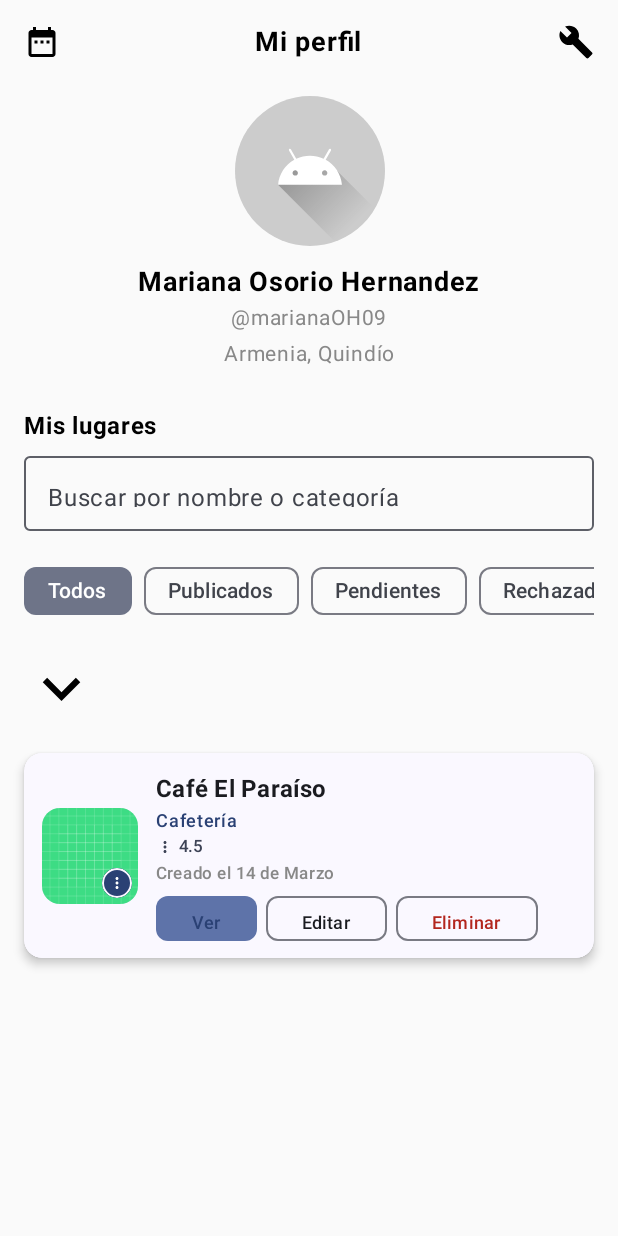
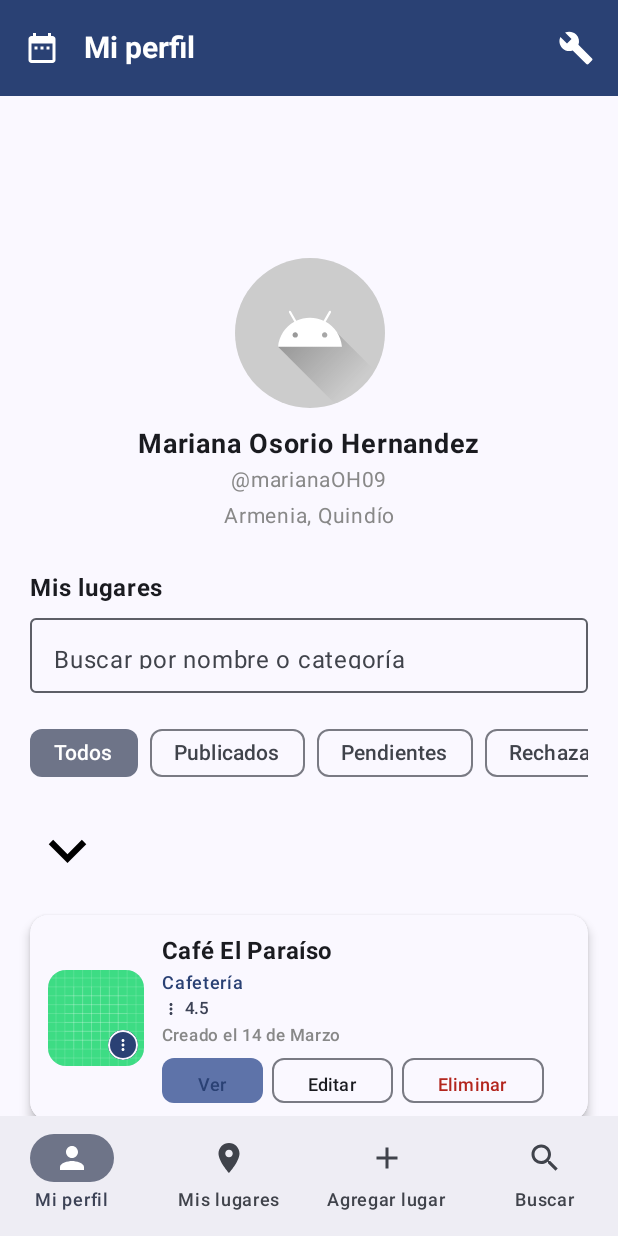
Before and after one commit to dvdm12/unilocal, an Android app built with Jetpack Compose: the NavHomeUser screen opened through its navigation route, on a phone screen of 412 x 824 dp. Run offline under Robolectric (Android 15) with nearby library versions, the phone set to English and light mode, and no system bars.

Commit message:
i've completed navigation on user screens

```diff
--- /dev/null
+++ b/app/src/main/java/com/example/unilocal/ui/components/users/BottomNavBar.kt
@@ -0,0 +1,45 @@
+package com.example.unilocal.ui.components.users
+
+import androidx.compose.material3.*
+import androidx.compose.runtime.Composable
+import androidx.compose.ui.res.stringResource
+import androidx.compose.ui.tooling.preview.Preview
+import com.example.unilocal.ui.screens.user.nav.NavBarItem
+import com.example.unilocal.ui.screens.user.tabs.UserNavItem
+
+@Composable
+fun <T : NavBarItem> BottomNavBar(
+    items: List<T>,
+    selectedRoute: String,
+    onNavigate: (String) -> Unit
+) {
+    NavigationBar {
+        items.forEach { item ->
+            NavigationBarItem(
+                selected = selectedRoute == item.route,
+                onClick = { onNavigate(item.route) },
+                icon = {
+                    Icon(
+                        imageVector = item.icon,
+                        contentDescription = stringResource(id = item.labelRes)
+                    )
+                },
+                label = {
+                    Text(text = stringResource(id = item.labelRes))
+                }
+            )
+        }
+    }
+}
+
+
+@Preview(showBackground = true)
+@Composable
+fun BottomNavBarPreview() {
+    val items: List<UserNavItem> = UserNavItem.entries.toList()
+    BottomNavBar(
+        items = items,
+        selectedRoute = UserNavItem.HOME.route,
+        onNavigate = {}
+    )
+}
--- a/app/src/main/java/com/example/unilocal/ui/screens/Navigation.kt
+++ b/app/src/main/java/com/example/unilocal/ui/screens/Navigation.kt
@@ -5,7 +5,7 @@ import androidx.navigation.compose.NavHost
 import androidx.navigation.compose.composable
 import androidx.navigation.compose.rememberNavController
 import com.example.unilocal.ui.config.RouteScreen
-import com.example.unilocal.ui.screens.user.HomeUser
+import com.example.unilocal.ui.screens.user.NavHomeUser
 
 
 @Composable
@@ -38,7 +38,7 @@ fun Navigation() {
         }
 
         composable<RouteScreen.HomeUser>{
-            HomeUser() // Show User screen
+            NavHomeUser() // Show User screen
         }
     }
 }
--- a/app/src/main/java/com/example/unilocal/ui/screens/user/HomeUser.kt
+++ /dev/null
@@ -1,144 +0,0 @@
-package com.example.unilocal.ui.screens.user
-
-import androidx.compose.foundation.Image
-import androidx.compose.foundation.background
-import androidx.compose.foundation.layout.*
-import androidx.compose.foundation.layout.Arrangement
-import androidx.compose.foundation.lazy.LazyRow
-import androidx.compose.foundation.lazy.items
-import androidx.compose.foundation.rememberScrollState
-import androidx.compose.foundation.shape.CircleShape
-import androidx.compose.foundation.verticalScroll
-import androidx.compose.material.icons.Icons
-import androidx.compose.material.icons.filled.Build
-import androidx.compose.material.icons.filled.DateRange
-import androidx.compose.material.icons.filled.KeyboardArrowDown
-import androidx.compose.material3.*
-import androidx.compose.runtime.*
-import androidx.compose.ui.Alignment
-import androidx.compose.ui.Modifier
-import androidx.compose.ui.draw.clip
-import androidx.compose.ui.graphics.Color
-import androidx.compose.ui.layout.ContentScale
-import androidx.compose.ui.res.painterResource
-import androidx.compose.ui.res.stringResource
-import androidx.compose.ui.text.font.FontWeight
-import androidx.compose.ui.unit.dp
-import androidx.compose.ui.unit.sp
-import androidx.compose.ui.tooling.preview.Preview
-import com.example.unilocal.R
-
-@Composable
-fun HomeUser() {
-    val scrollState = rememberScrollState()
-    val filters = listOf(
-        stringResource(R.string.filter_all),
-        stringResource(R.string.filter_published),
-        stringResource(R.string.filter_pending),
-        stringResource(R.string.filter_rejected)
-    )
-    var selectedFilter by remember { mutableStateOf(filters[0]) }
-
-    Column(
-        modifier = Modifier
-            .fillMaxSize()
-            .verticalScroll(scrollState)
-            .padding(16.dp)
-    ) {
-
-        // Header
-        Row(
-            modifier = Modifier.fillMaxWidth(),
-            horizontalArrangement = Arrangement.SpaceBetween,
-            verticalAlignment = Alignment.CenterVertically
-        ) {
-            Icon(imageVector = Icons.Default.DateRange, contentDescription = stringResource(R.string.back_content_desc))
-            Text(text = stringResource(R.string.profile_title), fontWeight = FontWeight.Bold, fontSize = 18.sp)
-            Icon(imageVector = Icons.Default.Build, contentDescription = stringResource(R.string.settings_content_desc))
-        }
-
-        Spacer(modifier = Modifier.height(24.dp))
-
-        // Profile
-        Row(modifier = Modifier.fillMaxWidth(), horizontalArrangement = Arrangement.Center) {
-            Column(horizontalAlignment = Alignment.CenterHorizontally) {
-                Image(
-                    painter = painterResource(id = R.drawable.ic_launcher_foreground),
-                    contentDescription = stringResource(R.string.user_avatar_desc),
-                    contentScale = ContentScale.Crop,
-                    modifier = Modifier
-                        .size(100.dp)
-                        .clip(CircleShape)
-                        .background(Color.LightGray)
-                )
-                Spacer(modifier = Modifier.height(12.dp))
-                Text(stringResource(R.string.user_full_name), fontWeight = FontWeight.Bold, fontSize = 18.sp)
-                Text(stringResource(R.string.user_username), color = Color.Gray, fontSize = 14.sp)
-                Text(stringResource(R.string.user_location), color = Color.Gray, fontSize = 14.sp)
-            }
-        }
-
-        Spacer(modifier = Modifier.height(24.dp))
-
-        // Section Title
-        Text(stringResource(R.string.my_places), fontWeight = FontWeight.Bold, fontSize = 16.sp)
-
-        Spacer(modifier = Modifier.height(8.dp))
-
-        // Search bar (simulada)
-        OutlinedTextField(
-            value = "",
-            onValueChange = {},
-            placeholder = { Text(stringResource(R.string.search_placeholder)) },
-            modifier = Modifier
-                .fillMaxWidth()
-                .height(50.dp)
-        )
-
-        Spacer(modifier = Modifier.height(16.dp))
-
-        // Filtros
-        LazyRow(horizontalArrangement = Arrangement.spacedBy(8.dp)) {
-            items(filters) { filter ->
-                FilterChip(
-                    selected = selectedFilter == filter,
-                    onClick = { selectedFilter = filter },
-                    label = { Text(filter) }
-                )
-            }
-        }
-
-        Spacer(modifier = Modifier.height(16.dp))
-
-        // Ordenar
-        Row(
-            modifier = Modifier.fillMaxWidth(),
-            horizontalArrangement = Arrangement.Absolute.Left
-        ) {
-            Icon(
-                imageVector = Icons.Default.KeyboardArrowDown, // Cambiar por ícono de filtro
-                contentDescription = stringResource(R.string.sort_content_desc),
-                modifier = Modifier.size(50.dp),
-                tint= Color.Black
-            )
-        }
-
-        Spacer(modifier = Modifier.height(12.dp))
-
-        // Lugar listado
-        PlaceCard(
-            date = stringResource(R.string.play_card_message),
-            name = stringResource(R.string.place_name),
-            category = stringResource(R.string.place_category),
-            rating = 4.5f,
-            imageRes = R.drawable.ic_launcher_background
-        )
-    }
-}
-
-
-@Preview(showBackground = true)
-@Composable
-fun HomeUserPreview() {
-    HomeUser()
-}
--- /dev/null
+++ b/app/src/main/java/com/example/unilocal/ui/screens/user/NavHomeUser.kt
@@ -0,0 +1,50 @@
+package com.example.unilocal.ui.screens.user
+
+import androidx.compose.foundation.layout.padding
+import androidx.compose.material3.*
+import androidx.compose.runtime.Composable
+import androidx.navigation.compose.rememberNavController
+import androidx.compose.ui.Modifier
+import androidx.compose.ui.tooling.preview.Preview
+import com.example.unilocal.ui.components.users.BottomNavBar
+import com.example.unilocal.ui.screens.user.nav.UserNavigation
+import com.example.unilocal.ui.screens.user.nav.rememberCurrentRoute
+import com.example.unilocal.ui.screens.user.tabs.UserNavItem
+
+@Composable
+fun NavHomeUser() {
+    val navController = rememberNavController()
+    val currentRoute = rememberCurrentRoute(navController)
+
+    Scaffold(
+        bottomBar = {
+            BottomNavBar(
+                items = UserNavItem.entries.toList(),
+                selectedRoute = currentRoute ?: UserNavItem.HOME.route,
+                onNavigate = { route ->
+                    if (route != currentRoute) {
+                        navController.navigate(route) {
+                            popUpTo(navController.graph.startDestinationId) {
+                                saveState = true
+                            }
+                            launchSingleTop = true
+                            restoreState = true
+                        }
+                    }
+                }
+            )
+        }
+    ) { innerPadding ->
+        UserNavigation(
+            navController = navController,
+            startDestination = UserNavItem.HOME.route,
+            modifier = Modifier.padding(innerPadding)
+        )
+    }
+}
+
+@Preview(showBackground = true)
+@Composable
+fun UserScreenPreview() {
+    NavHomeUser()
+}
--- /dev/null
+++ b/app/src/main/java/com/example/unilocal/ui/screens/user/nav/NavBarItem.kt
@@ -0,0 +1,9 @@
+package com.example.unilocal.ui.screens.user.nav
+
+import androidx.compose.ui.graphics.vector.ImageVector
+
+interface NavBarItem {
+    val route: String
+    val icon: ImageVector
+    val labelRes: Int
+}
--- a/app/src/main/java/com/example/unilocal/ui/screens/user/nav/UserNavigation.kt
+++ b/app/src/main/java/com/example/unilocal/ui/screens/user/nav/UserNavigation.kt
@@ -1,40 +1,42 @@
 package com.example.unilocal.ui.screens.user.nav
 
 import androidx.compose.runtime.Composable
+import androidx.compose.ui.Modifier
 import androidx.navigation.NavHostController
 import androidx.navigation.compose.NavHost
 import androidx.navigation.compose.composable
 import androidx.navigation.compose.currentBackStackEntryAsState
-import com.example.unilocal.ui.config.RouteTab
-import com.example.unilocal.ui.screens.user.*
+import com.example.unilocal.ui.screens.user.tabs.HomeUser
 import com.example.unilocal.ui.screens.user.tabs.AddPlace
 import com.example.unilocal.ui.screens.user.tabs.MyPlaces
 import com.example.unilocal.ui.screens.user.tabs.SearchPlace
+import com.example.unilocal.ui.screens.user.tabs.UserNavItem
 
 @Composable
 fun UserNavigation(
+    modifier: Modifier = Modifier,
     navController: NavHostController,
-    startDestination: RouteTab
+    startDestination: String = UserNavItem.HOME.route
 ) {
     NavHost(
         navController = navController,
-        startDestination = startDestination
+        startDestination = startDestination,
+        modifier = modifier
     ) {
-        composable<RouteTab.HomeUser> {
+        composable(UserNavItem.HOME.route) {
             HomeUser()
         }
-        composable<RouteTab.Places> {
+        composable(UserNavItem.MY_PLACES.route) {
             MyPlaces()
         }
-        composable<RouteTab.AddPlace> {
+        composable(UserNavItem.ADD.route) {
             AddPlace()
         }
-        composable<RouteTab.SearchPlace> {
+        composable(UserNavItem.SEARCH.route) {
             SearchPlace()
         }
     }
 }
-
 
 @Composable
 fun rememberCurrentRoute(navController: NavHostController): String? {
--- /dev/null
+++ b/app/src/main/java/com/example/unilocal/ui/screens/user/tabs/HomeUser.kt
@@ -0,0 +1,189 @@
+package com.example.unilocal.ui.screens.user.tabs
+
+import androidx.compose.foundation.Image
+import androidx.compose.foundation.background
+import androidx.compose.foundation.layout.*
+import androidx.compose.foundation.layout.Arrangement
+import androidx.compose.foundation.lazy.LazyRow
+import androidx.compose.foundation.lazy.items
+import androidx.compose.foundation.rememberScrollState
+import androidx.compose.foundation.shape.CircleShape
+import androidx.compose.foundation.verticalScroll
+import androidx.compose.material.icons.Icons
+import androidx.compose.material.icons.filled.Build
+import androidx.compose.material.icons.filled.DateRange
+import androidx.compose.material.icons.filled.KeyboardArrowDown
+import androidx.compose.material3.*
+import androidx.compose.runtime.*
+import androidx.compose.ui.Alignment
+import androidx.compose.ui.Modifier
+import androidx.compose.ui.draw.clip
+import androidx.compose.ui.graphics.Color
+import androidx.compose.ui.layout.ContentScale
+import androidx.compose.ui.res.painterResource
+import androidx.compose.ui.res.stringResource
+import androidx.compose.ui.text.font.FontWeight
+import androidx.compose.ui.unit.dp
+import androidx.compose.ui.unit.sp
+import androidx.compose.ui.tooling.preview.Preview
+import com.example.unilocal.R
+import com.example.unilocal.ui.screens.user.PlaceCard
+
+
+@OptIn(ExperimentalMaterial3Api::class)
+@Composable
+fun HomeUserTopBar(
+    onBackClick: () -> Unit = {},
+    onSettingsClick: () -> Unit = {}
+) {
+    TopAppBar(
+        title = {
+            Text(
+                text = stringResource(R.string.profile_title),
+                fontWeight = FontWeight.Bold,
+                fontSize = 20.sp,
+                color = MaterialTheme.colorScheme.onPrimary
+            )
+        },
+        navigationIcon = {
+            IconButton(onClick = onBackClick) {
+                Icon(
+                    imageVector = Icons.Default.DateRange,
+                    contentDescription = stringResource(R.string.back_content_desc),
+                    tint = MaterialTheme.colorScheme.onPrimary
+                )
+            }
+        },
+        actions = {
+            IconButton(onClick = onSettingsClick) {
+                Icon(
+                    imageVector = Icons.Default.Build,
+                    contentDescription = stringResource(R.string.settings_content_desc),
+                    tint = MaterialTheme.colorScheme.onPrimary
+                )
+            }
+        },
+        colors = TopAppBarDefaults.topAppBarColors(
+            containerColor = MaterialTheme.colorScheme.primary
+        ),
+        modifier = Modifier.fillMaxWidth(),
+        windowInsets = WindowInsets(0)
+    )
+}
+
+@OptIn(ExperimentalMaterial3Api::class)
+@Composable
+fun HomeUser(
+    onBackClick: () -> Unit = {},
+    onSettingsClick: () -> Unit = {}
+) {
+    val scrollState = rememberScrollState()
+    val filters = listOf(
+        stringResource(R.string.filter_all),
+        stringResource(R.string.filter_published),
+        stringResource(R.string.filter_pending),
+        stringResource(R.string.filter_rejected)
+    )
+    var selectedFilter by remember { mutableStateOf(filters[0]) }
+
+    Column(
+        modifier = Modifier
+            .fillMaxSize()
+            .background(MaterialTheme.colorScheme.background)
+    ) {
+        HomeUserTopBar(
+            onBackClick = onBackClick,
+            onSettingsClick = onSettingsClick
+        )
+        Spacer(modifier = Modifier.height(64.dp)) // Prevent overlap, matches TopAppBar height
+        Column(
+            modifier = Modifier
+                .verticalScroll(scrollState)
+                .padding(20.dp)
+        ) {
+
+            Spacer(modifier = Modifier.height(24.dp))
+
+            // Profile
+            Row(modifier = Modifier.fillMaxWidth(), horizontalArrangement = Arrangement.Center) {
+                Column(horizontalAlignment = Alignment.CenterHorizontally) {
+                    Image(
+                        painter = painterResource(id = R.drawable.ic_launcher_foreground),
+                        contentDescription = stringResource(R.string.user_avatar_desc),
+                        contentScale = ContentScale.Crop,
+                        modifier = Modifier
+                            .size(100.dp)
+                            .clip(CircleShape)
+                            .background(Color.LightGray)
+                    )
+                    Spacer(modifier = Modifier.height(12.dp))
+                    Text(stringResource(R.string.user_full_name), fontWeight = FontWeight.Bold, fontSize = 18.sp)
+                    Text(stringResource(R.string.user_username), color = Color.Gray, fontSize = 14.sp)
+                    Text(stringResource(R.string.user_location), color = Color.Gray, fontSize = 14.sp)
+                }
+            }
+
+            Spacer(modifier = Modifier.height(24.dp))
+
+            // Section Title
+            Text(stringResource(R.string.my_places), fontWeight = FontWeight.Bold, fontSize = 16.sp)
+
+            Spacer(modifier = Modifier.height(8.dp))
+
+            // Search bar (simulada)
+            OutlinedTextField(
+                value = "",
+                onValueChange = {},
+                placeholder = { Text(stringResource(R.string.search_placeholder)) },
+                modifier = Modifier
+                    .fillMaxWidth()
+                    .height(50.dp)
+            )
+
+            Spacer(modifier = Modifier.height(16.dp))
+
+            // Filtros
+            LazyRow(horizontalArrangement = Arrangement.spacedBy(8.dp)) {
+                items(filters) { filter ->
+                    FilterChip(
+                        selected = selectedFilter == filter,
+                        onClick = { selectedFilter = filter },
+                        label = { Text(filter) }
+                    )
+                }
+            }
+
+            Spacer(modifier = Modifier.height(16.dp))
+
+            // Ordenar
+            Row(
+                modifier = Modifier.fillMaxWidth(),
+                horizontalArrangement = Arrangement.Absolute.Left
+            ) {
+                Icon(
+                    imageVector = Icons.Default.KeyboardArrowDown, // Cambiar por ícono de filtro
+                    contentDescription = stringResource(R.string.sort_content_desc),
+                    modifier = Modifier.size(50.dp),
+                    tint= Color.Black
+                )
+            }
+
+            Spacer(modifier = Modifier.height(12.dp))
+
+            // Lugar listado
+            PlaceCard(
+                date = stringResource(R.string.play_card_message),
+                name = stringResource(R.string.place_name),
+                category = stringResource(R.string.place_category),
+                rating = 4.5f,
+                imageRes = R.drawable.ic_launcher_background
+            )
+        }
+    }
+}
+
+@Preview(showBackground = true)
+@Composable
+fun HomeUserPreview() {
+    HomeUser()
+}
--- /dev/null
+++ b/app/src/main/java/com/example/unilocal/ui/screens/user/tabs/UserNavItem.kt
@@ -0,0 +1,18 @@
+package com.example.unilocal.ui.screens.user.tabs
+
+import androidx.compose.material.icons.Icons
+import androidx.compose.material.icons.filled.*
+import androidx.compose.ui.graphics.vector.ImageVector
+import com.example.unilocal.R
+import com.example.unilocal.ui.screens.user.nav.NavBarItem
+
+enum class UserNavItem(
+    override val route: String,
+    override val icon: ImageVector,
+    override val labelRes: Int
+) : NavBarItem {
+    HOME("home", Icons.Default.Person, R.string.nav_profile),
+    MY_PLACES("places", Icons.Default.Place, R.string.nav_my_places),
+    ADD("add", Icons.Default.Add, R.string.nav_add_place),
+    SEARCH("search", Icons.Default.Search, R.string.nav_search)
+}
```
Also changed, not shown: app/src/main/java/com/example/unilocal/ui/components/users/NavBarUser.kt (deleted, +0 -51 lines), app/src/main/java/com/example/unilocal/ui/config/RouteTab.kt (deleted, +0 -17 lines), app/src/main/java/com/example/unilocal/ui/screens/user/tabs/EnumNavBar.kt (deleted, +0 -18 lines).
